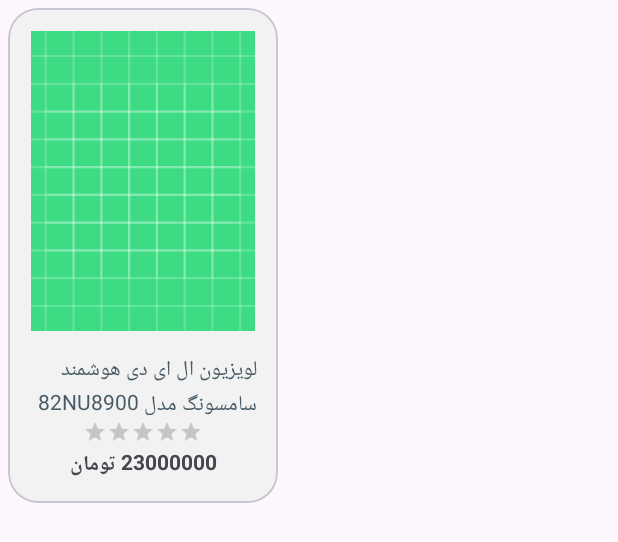
After one commit to pooriadarvishi/one-store, an Android app: the layout home_item.xml on its own in the app's theme, with its tools: preview values and no code run, on a phone screen of 412 x 824 dp. The commit adds this screen. Shown: the top 542 px of the screen. Run offline under Robolectric (Android 15) with nearby library versions, the phone set to English and light mode, and no system bars.

Commit message:
impl xml home fragment for show products

```diff
--- a/app/src/main/res/navigation/one_store_nav.xml
+++ b/app/src/main/res/navigation/one_store_nav.xml
@@ -6,7 +6,7 @@
 
     <fragment
         android:id="@+id/homeFragment"
-        android:name="com.feature.home.HomeFragment"
+        android:name="com.feature.home.ui.HomeFragment"
         android:label="HomeFragment" />
     <fragment
         android:id="@+id/categoryFragment"
--- /dev/null
+++ b/feature/home/src/main/res/layout/home_item.xml
@@ -0,0 +1,78 @@
+<?xml version="1.0" encoding="utf-8"?>
+<layout xmlns:android="http://schemas.android.com/apk/res/android"
+    xmlns:app="http://schemas.android.com/apk/res-auto"
+    xmlns:tools="http://schemas.android.com/tools">
+
+    <data>
+
+    </data>
+
+    <com.google.android.material.card.MaterialCardView
+        android:layout_width="180dp"
+        android:layout_height="330dp"
+        android:layout_margin="5dp"
+        app:cardBackgroundColor="#f2f2f2"
+        app:cardCornerRadius="20dp">
+
+        <androidx.constraintlayout.widget.ConstraintLayout
+            android:layout_width="match_parent"
+            android:layout_height="match_parent"
+            android:layout_gravity="center_horizontal|center_vertical">
+
+            <ImageView
+                android:id="@+id/imageView_adapter"
+                android:layout_width="0dp"
+                android:layout_height="200dp"
+                android:layout_margin="15dp"
+                android:scaleType="centerCrop"
+                android:src="@drawable/ic_launcher_background"
+                app:layout_constraintEnd_toEndOf="parent"
+                app:layout_constraintStart_toStartOf="parent"
+                app:layout_constraintTop_toTopOf="parent" />
+
+            <RatingBar
+                android:id="@+id/rating_bar"
+                style="@style/Widget.AppCompat.RatingBar.Small"
+                android:layout_width="wrap_content"
+                android:layout_height="wrap_content"
+                android:numStars="5"
+                app:layout_constraintBottom_toTopOf="@+id/tv_price"
+                app:layout_constraintEnd_toEndOf="parent"
+                app:layout_constraintStart_toStartOf="parent"
+                app:layout_constraintTop_toBottomOf="@+id/tv_adapter"
+                tools:ignore="MissingConstraints" />
+
+            <TextView
+                android:id="@+id/tv_price"
+                android:layout_width="130dp"
+                android:layout_height="30dp"
+                android:layout_margin="10dp"
+                android:layout_marginStart="5dp"
+                android:gravity="center_horizontal|center_vertical"
+                android:text="23000000 تومان"
+                android:textSize="14sp"
+                android:textStyle="bold"
+                app:layout_constraintBottom_toBottomOf="parent"
+                app:layout_constraintEnd_toEndOf="parent"
+                app:layout_constraintStart_toStartOf="parent" />
+
+            <TextView
+                android:id="@+id/tv_adapter"
+                android:layout_width="match_parent"
+                android:layout_height="50dp"
+                android:layout_margin="10dp"
+                android:gravity="top|start"
+                android:maxLines="2"
+                android:padding="4dp"
+                android:text="لویزیون ال ای دی هوشمند سامسونگ مدل 82NU8900"
+                android:textColor="#465a65"
+                android:textSize="14sp"
+                app:layout_constraintEnd_toEndOf="@+id/imageView_adapter"
+                app:layout_constraintStart_toStartOf="@+id/imageView_adapter"
+                app:layout_constraintTop_toBottomOf="@+id/imageView_adapter"
+                tools:ignore="MissingConstraints" />
+
+        </androidx.constraintlayout.widget.ConstraintLayout>
+
+    </com.google.android.material.card.MaterialCardView>
+</layout>
--- /dev/null
+++ b/feature/home/src/main/res/values/styles.xml
@@ -0,0 +1,7 @@
+<resources>
+
+    <style name="Base.Theme.Onestore" parent="Theme.Material3.DayNight.NoActionBar">
+    </style>
+
+    <style name="Theme.Onestore" parent="Base.Theme.Onestore" />
+</resources>
```
Also changed, not shown: feature/home/src/main/res/layout/fragment_home.xml (+14 -24 lines), feature/home/src/main/res/layout/home_main_item.xml (+74 -4 lines), feature/home/src/main/res/values/strings.xml (added, +7 -0 lines).
